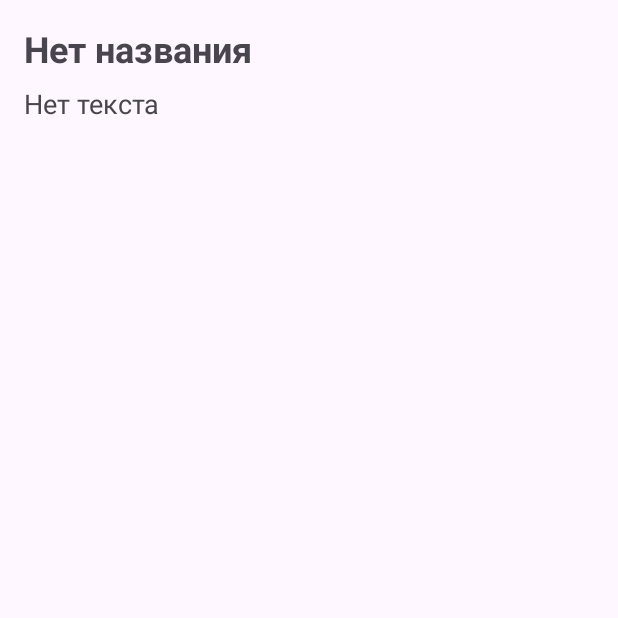
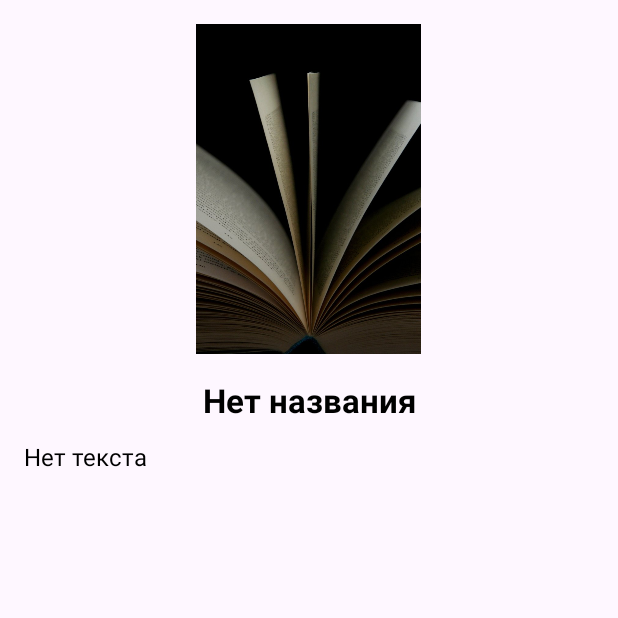
Before and after one commit to Kurs05/myapp, an Android app: the BookDetailActivity screen opened directly, with no data from a screen before it, on a phone screen of 412 x 824 dp, the top half of it. Run offline under Robolectric (Android 15) with nearby library versions, the phone set to English and light mode, and no system bars.

```diff
--- a/app/src/main/res/layout/activity_book_detail.xml
+++ b/app/src/main/res/layout/activity_book_detail.xml
@@ -2,27 +2,42 @@
 <ScrollView xmlns:android="http://schemas.android.com/apk/res/android"
     android:layout_width="match_parent"
     android:layout_height="match_parent"
+    android:background="?android:attr/windowBackground"
     android:padding="16dp">
 
     <LinearLayout
+        android:layout_width="match_parent"
+        android:layout_height="wrap_content"
         android:orientation="vertical"
-        android:layout_width="match_parent"
-        android:layout_height="wrap_content">
+        android:gravity="center_horizontal">
+
+        <ImageView
+            android:id="@+id/bookDetailImage"
+            android:layout_width="150dp"
+            android:layout_height="220dp"
+            android:layout_marginBottom="16dp"
+            android:scaleType="centerCrop"
+            android:src="@drawable/default_book"
+            android:contentDescription="@string/book_cover" />
 
         <TextView
             android:id="@+id/bookDetailTitle"
             android:layout_width="match_parent"
             android:layout_height="wrap_content"
-            android:text="Заголовок"
-            android:textSize="24sp"
+            android:text="Заголовок книги"
+            android:textSize="22sp"
             android:textStyle="bold"
-            android:paddingBottom="8dp"/>
+            android:textColor="@android:color/black"
+            android:gravity="center"
+            android:layout_marginBottom="12dp" />
 
         <TextView
             android:id="@+id/bookDetailContent"
             android:layout_width="match_parent"
             android:layout_height="wrap_content"
-            android:text="Контент книги"
-            android:textSize="18sp"/>
+            android:text="Текст книги будет отображаться здесь..."
+            android:textSize="16sp"
+            android:lineSpacingExtra="6dp"
+            android:textColor="@android:color/black" />
     </LinearLayout>
 </ScrollView>
--- a/app/src/main/res/values/colors.xml
+++ b/app/src/main/res/values/colors.xml
@@ -2,4 +2,8 @@
 <resources>
     <color name="black">#FF000000</color>
     <color name="white">#FFFFFFFF</color>
+    <color name="purple_700">#3700B3</color>
+    <color name="purple_500">#6200EE</color>
+    <color name="purple_200">#BB86FC</color>
+    <color name="teal_200">#03DAC5</color>
 </resources>
--- a/app/src/main/res/values/strings.xml
+++ b/app/src/main/res/values/strings.xml
@@ -1,3 +1,4 @@
 <resources>
     <string name="app_name">myapp</string>
+    <string name="book_cover">Обложка книги</string>
 </resources>
```
Also changed, not shown: app/src/main/res/layout/activity_main.xml (+23 -24 lines), app/src/main/res/layout/item_book.xml (+19 -7 lines).
